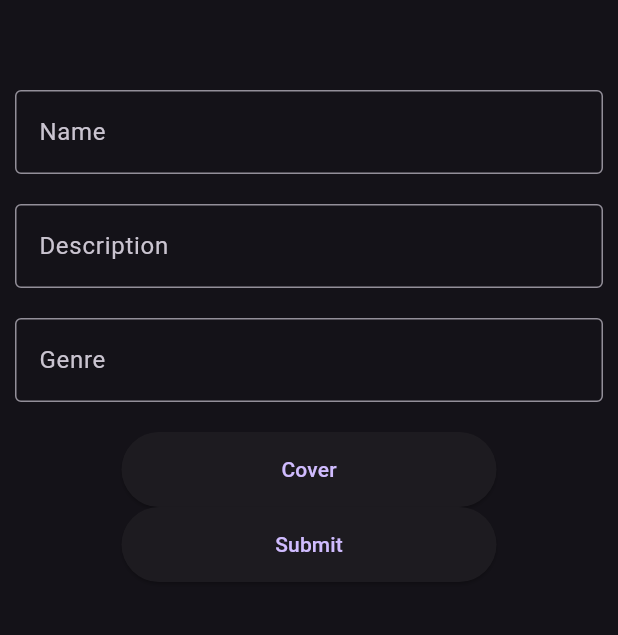
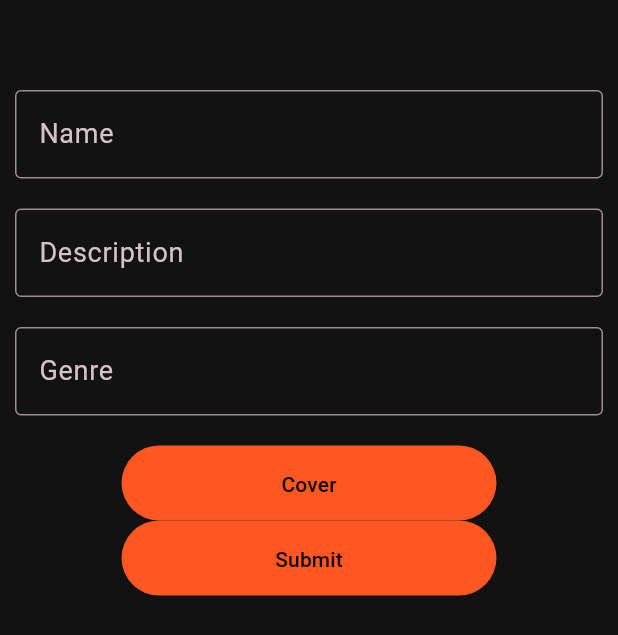
Before and after one commit to mudassirnizamani/smartfm_poc, a Flutter app: the CreateAudioBook screen opened by its route, on a phone screen of 412 x 824 dp. Shown: the top 635 px of the screen. Run offline on Flutter 3.47's test engine with Material 3 defaults, Android fonts, the phone set to English and light mode, and no system bars; our stand-ins replace dio, file_picker, fluttertoast, intl_phone_field, pinput, shared_preferences; accounts and stored records are empty.

Commit message:
Update theme and navigation

```diff
--- a/lib/components/bottom_navigator.dart
+++ b/lib/components/bottom_navigator.dart
@@ -41,7 +41,6 @@ class _BottomNavigatorState extends State<BottomNavigator> {
         ),
       ],
       currentIndex: selectedIndex,
-      selectedItemColor: Colors.amber[800],
       onTap: onTap,
     );
   }
--- a/lib/config/app_theme.dart
+++ b/lib/config/app_theme.dart
@@ -0,0 +1,54 @@
+import 'package:flutter/material.dart';
+
+class AppTheme {
+  static final lightTheme = ThemeData(
+    brightness: Brightness.light,
+    useMaterial3: true,
+    textTheme: const TextTheme(
+      displayLarge: TextStyle(fontSize: 32, fontWeight: FontWeight.bold),
+      bodyLarge: TextStyle(fontSize: 18, color: Colors.black87),
+    ),
+    colorScheme: const ColorScheme.light(),
+  );
+
+  static final ThemeData darkTheme = ThemeData(
+    useMaterial3: true,
+    textTheme: const TextTheme(
+      displayLarge: TextStyle(fontSize: 32, fontWeight: FontWeight.bold),
+      bodyLarge: TextStyle(fontSize: 18, color: Colors.white70),
+    ),
+    appBarTheme: const AppBarTheme(
+      color: Colors.red,
+      iconTheme: IconThemeData(color: Colors.white),
+    ),
+    colorScheme: ColorScheme.fromSeed(
+      brightness: Brightness.dark,
+      seedColor: Colors.black,
+      primary: Colors.deepOrange,
+      onPrimary: Colors.white,
+      secondary: const Color(0xff03dac6),
+      onSecondary: Colors.black,
+      error: const Color(0xffcf6679),
+      onError: Colors.black,
+      background: const Color(0xff121212),
+      onBackground: Colors.white,
+      surface: const Color(0xff121212),
+      onSurface: Colors.white,
+    ),
+    elevatedButtonTheme: ElevatedButtonThemeData(
+      style: ButtonStyle(
+        backgroundColor: MaterialStateProperty.all(Colors.deepOrange),
+        foregroundColor: MaterialStateProperty.all(Colors.black),
+        shape: MaterialStateProperty.all(const StadiumBorder()),
+        padding: MaterialStateProperty.all(
+          const EdgeInsets.symmetric(horizontal: 32, vertical: 16),
+        ),
+      ),
+    ),
+    bottomNavigationBarTheme: const BottomNavigationBarThemeData(
+      backgroundColor: Color(0xff2c3136),
+      unselectedItemColor: Color(0xff535c65),
+      selectedItemColor: Color(0xfffb531a),
+    ),
+  );
+}
--- a/lib/main.dart
+++ b/lib/main.dart
@@ -1,4 +1,5 @@
 import 'package:flutter/material.dart';
+import 'package:smartfm_poc/config/app_theme.dart';
 import 'package:smartfm_poc/config/routes.dart';
 import 'package:smartfm_poc/screens/create_audio_book.dart';
 import 'package:smartfm_poc/screens/auth.dart';
@@ -21,8 +22,8 @@ class App extends StatelessWidget {
     return MaterialApp(
       debugShowCheckedModeBanner: false,
       title: 'SmartFm',
-      theme: ThemeData.light(),
-      darkTheme: ThemeData.dark(),
+      theme: AppTheme.lightTheme,
+      darkTheme: AppTheme.darkTheme,
       themeMode: ThemeMode.dark,
       initialRoute: Routes.root,
       routes: {
--- a/lib/screens/create_audio_book.dart
+++ b/lib/screens/create_audio_book.dart
@@ -33,6 +33,8 @@ class _CreateAudioBookState extends State<CreateAudioBook> {
     }
 
     try {
+      final navigator = Navigator.of(context);
+
       await AudioBookService()
           .createAudioBook(name, description, genre, cover!);
 
@@ -45,7 +47,7 @@ class _CreateAudioBookState extends State<CreateAudioBook> {
           textColor: Colors.white,
           fontSize: 16.0);
 
-      Navigator.pushNamed(context, Routes.home);
+      navigator.pushNamed(Routes.home);
     } catch (e) {
       Fluttertoast.showToast(
           msg: "Something went wrong",
--- a/lib/screens/create_episode.dart
+++ b/lib/screens/create_episode.dart
@@ -15,9 +15,7 @@ class _CreateEpisodeState extends State<CreateEpisode> {
     FilePickerResult? result = await FilePicker.platform.pickFiles();
 
     if (result != null) {
-      File file = File(result.files.single.path!);
-
-      print(file);
+      // File file = File(result.files.single.path!);
     } else {
       // User canceled the picker
     }
--- a/lib/services/audio_books.dart
+++ b/lib/services/audio_books.dart
@@ -36,7 +36,6 @@ class AudioBookService {
 
       return CreateAudioBookResponse.fromJson(res.data);
     } on DioException catch (e) {
-      print(e.response?.data);
       throw Exception(e.response?.data);
     }
   }
--- a/lib/services/auth.dart
+++ b/lib/services/auth.dart
@@ -34,7 +34,6 @@ class AuthService {
 
       throw Exception(res.data);
     } on DioException catch (e) {
-      print(e.response?.data);
       throw Exception(e.response?.data);
     }
   }
--- a/lib/storage/user_storage.dart
+++ b/lib/storage/user_storage.dart
@@ -2,14 +2,14 @@ import 'package:shared_preferences/shared_preferences.dart';
 import 'package:smartfm_poc/models/user.dart';
 
 class UserStorage {
-  Future<void> saveUser(User? user) async {
+  static Future<void> saveUser(User? user) async {
     final prefs = await SharedPreferences.getInstance();
     prefs.setString('user_id', user?.userId ?? '');
     prefs.setString('user_name', user?.name ?? '');
     prefs.setString('user_number', user?.phoneNumber.toString() ?? '');
   }
 
-  Future<User?> getUser() async {
+  static Future<User?> getUser() async {
     final prefs = await SharedPreferences.getInstance();
     final userId = prefs.getString('user_id');
     final userName = prefs.getString('user_name');
```
Also changed, not shown: lib/screens/auth.dart (+6 -3 lines), lib/screens/landing.dart (+9 -11 lines).
